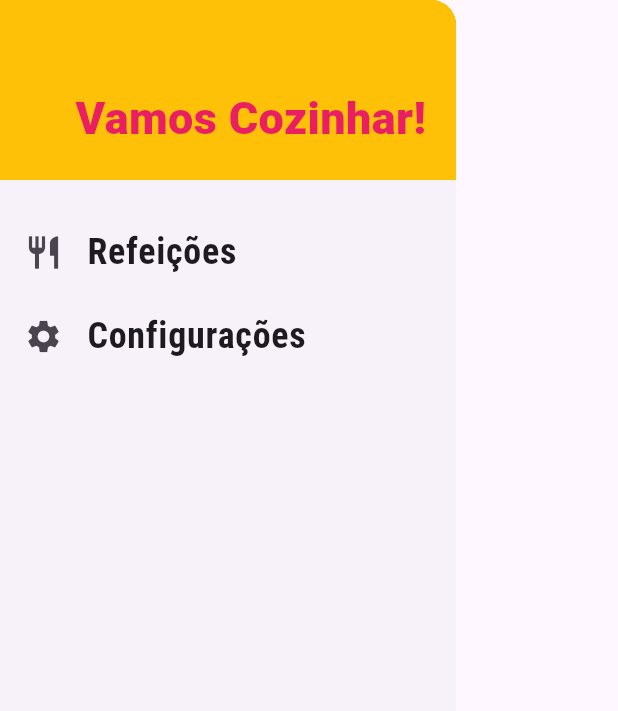
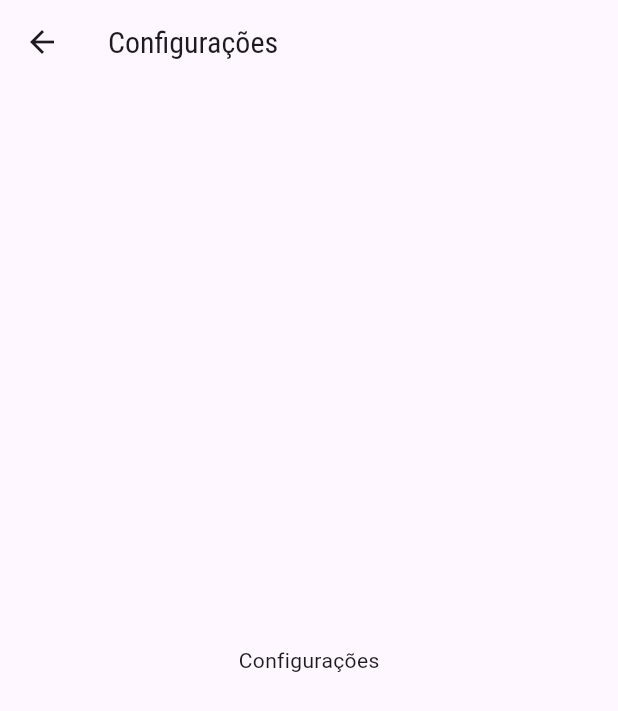
Before and after one commit to CantarinoG/meals-app, a Flutter app: the MainDrawer widget shown alone on an empty page, opened directly, after a tap on "Configurações", on a phone screen of 412 x 824 dp. Shown: the top 711 px of the screen. Run offline on Flutter 3.47's test engine with Material 3 defaults, Android fonts, the phone set to English and light mode, and no system bars; network calls fail.

Commit message:
Add route for settings view screen

```diff
--- a/lib/components/main_drawer.dart
+++ b/lib/components/main_drawer.dart
@@ -1,9 +1,10 @@
 import 'package:flutter/material.dart';
+import '../utils/app_routes.dart';
 
 class MainDrawer extends StatelessWidget {
   const MainDrawer({super.key});
 
-  Widget _createItem(IconData icon, String label) {
+  Widget _createItem(IconData icon, String label, Function onTap) {
     return ListTile(
       leading: Icon(
         icon,
@@ -17,7 +18,9 @@ class MainDrawer extends StatelessWidget {
           fontWeight: FontWeight.bold,
         ),
       ),
-      onTap: () {},
+      onTap: () {
+        onTap();
+      },
     );
   }
 
@@ -44,8 +47,16 @@ class MainDrawer extends StatelessWidget {
           SizedBox(
             height: 20,
           ),
-          _createItem(Icons.restaurant, "Refeições"),
-          _createItem(Icons.settings, "Configurações"),
+          _createItem(
+            Icons.restaurant,
+            "Refeições",
+            () => Navigator.of(context).pushNamed(AppRoutes.HOME),
+          ),
+          _createItem(
+            Icons.settings,
+            "Configurações",
+            () => Navigator.of(context).pushNamed(AppRoutes.SETTINGS),
+          ),
         ],
       ),
     );
--- a/lib/main.dart
+++ b/lib/main.dart
@@ -4,6 +4,7 @@ import './screens/categories_screen.dart';
 import './screens/categories_meals_screen.dart';
 import './utils/app_routes.dart';
 import './screens/tabs_screen.dart';
+import './screens/settings_screen.dart';
 
 void main() => runApp(MyApp());
 
@@ -35,6 +36,7 @@ class MyApp extends StatelessWidget {
         AppRoutes.HOME: (ctx) => TabsScreen(),
         AppRoutes.CATEGORIES_MEALS: (ctx) => CategoriesMealsScreen(),
         AppRoutes.MEAL_DETAIL: (ctx) => MealDetailScreen(),
+        AppRoutes.SETTINGS: (ctx) => SettingsScreen(),
       },
       onUnknownRoute: (_) {
         return MaterialPageRoute(builder: (_) {
--- /dev/null
+++ b/lib/screens/settings_screen.dart
@@ -0,0 +1,17 @@
+import 'package:flutter/material.dart';
+
+class SettingsScreen extends StatelessWidget {
+  const SettingsScreen({super.key});
+
+  @override
+  Widget build(BuildContext context) {
+    return Scaffold(
+      appBar: AppBar(
+        title: Text("Configurações"),
+      ),
+      body: Center(
+        child: Text("Configurações"),
+      ),
+    );
+  }
+}
--- a/lib/utils/app_routes.dart
+++ b/lib/utils/app_routes.dart
@@ -2,4 +2,5 @@ class AppRoutes {
   static const HOME = '/';
   static const CATEGORIES_MEALS = '/categories-meals';
   static const MEAL_DETAIL = '/meal-detail';
+  static const SETTINGS = '/settings';
 }
```
